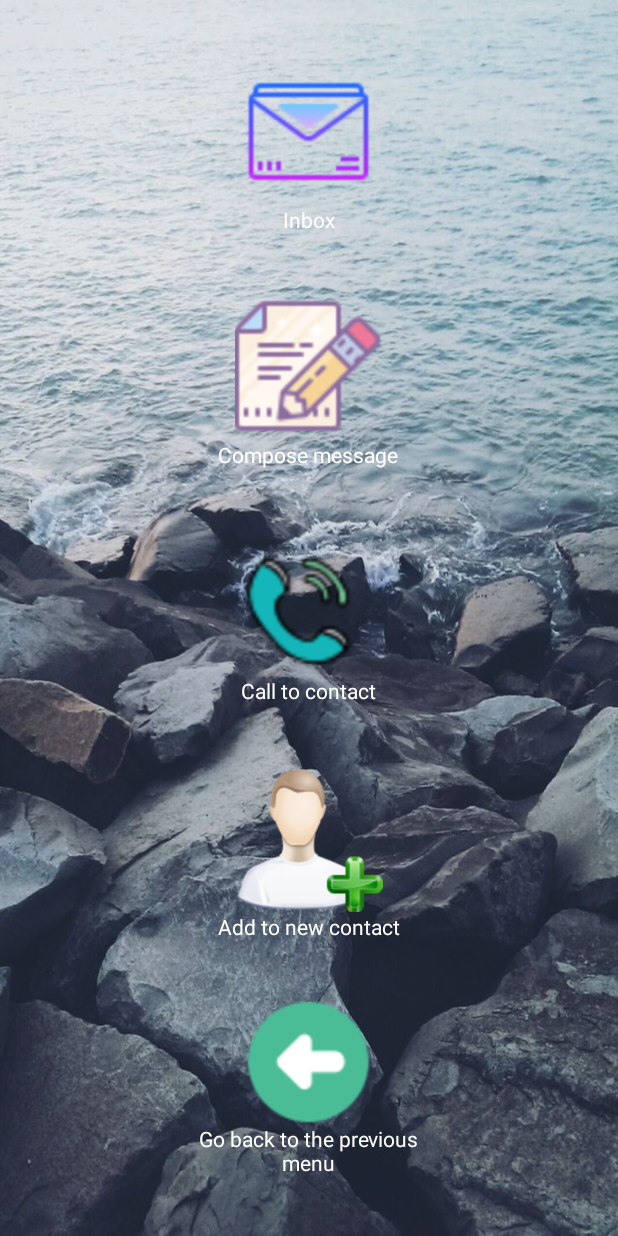
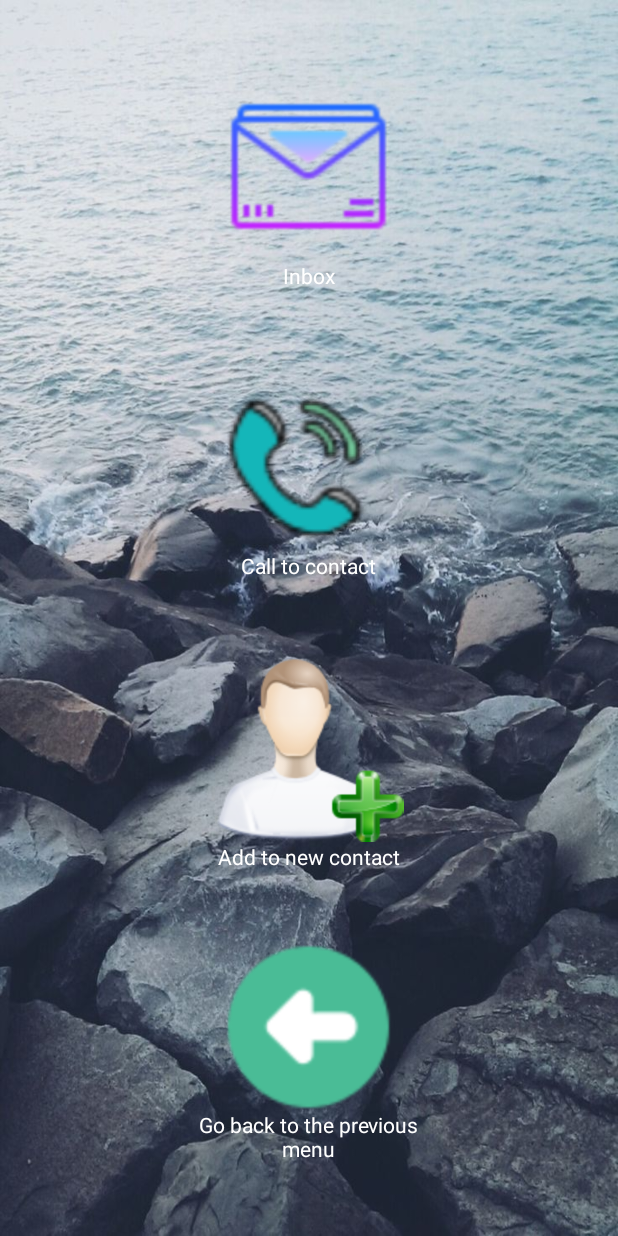
Before and after one commit to ryuzaki69/fblind, an Android app: the MessagesInbox screen opened directly, with no data from a screen before it, on a phone screen of 412 x 824 dp. Run offline under Robolectric (Android 15) with nearby library versions, the phone set to English and light mode, and no system bars.

Commit message:
messageinbox updated

```diff
--- a/app/src/main/java/org/project/harsh/fblind/BlindCommunicatorService.java
+++ b/app/src/main/java/org/project/harsh/fblind/Drishti.java
@@ -22,7 +22,7 @@ import com.android.internal.telephony.*;
 import java.lang.reflect.*;
 import java.util.*;
 
-public class BlindCommunicatorService extends Service implements TextToSpeech.OnInitListener
+public class Drishti extends Service implements TextToSpeech.OnInitListener
 	{
 	private static boolean started = false;
 	private static boolean callInProgress = false;
--- a/app/src/main/java/org/project/harsh/fblind/Main.java
+++ b/app/src/main/java/org/project/harsh/fblind/Main.java
@@ -275,7 +275,7 @@ public class Main extends Activity implements TextToSpeech.OnInitListener
                 }
             }, 2000);
 
-            GlobalVars.startService(BlindCommunicatorService.class);
+            GlobalVars.startService(Drishti.class);
         }
 
     public void onRequestPermissionsResult(int requestCode, @NonNull String[] permissions, @NonNull int[] grantResults) {
@@ -455,7 +455,7 @@ public class Main extends Activity implements TextToSpeech.OnInitListener
 		GlobalVars.musicPlayerPlayingSongIndex = -1;
 		try
 		{
-			GlobalVars.stopService(BlindCommunicatorService.class);
+			GlobalVars.stopService(Drishti.class);
 		}
 		catch(Exception e)
 		{
--- a/app/src/main/res/layout/messagesinbox.xml
+++ b/app/src/main/res/layout/messagesinbox.xml
@@ -42,52 +42,6 @@
                 android:layout_height="wrap_content"
                 android:gravity="center"
                 android:text="@string/layoutMessagesInboxInbox"
-                android:textColor="#FFFFFF" />
-        </LinearLayout>
-
-        <FrameLayout
-            android:layout_width="0px"
-            android:layout_height="fill_parent"
-            android:layout_weight="2" />
-    </LinearLayout>
-
-    <FrameLayout
-        android:layout_width="fill_parent"
-        android:layout_height="0px"
-        android:layout_weight="1" />
-
-    <LinearLayout
-        android:layout_width="fill_parent"
-        android:layout_height="0px"
-        android:layout_gravity="center"
-        android:layout_weight="3">
-
-        <FrameLayout
-            android:layout_width="0px"
-            android:layout_height="fill_parent"
-            android:layout_weight="2" />
-
-        <LinearLayout
-            android:layout_width="0px"
-            android:layout_height="fill_parent"
-            android:layout_gravity="center"
-            android:layout_weight="3"
-            android:gravity="center"
-            android:orientation="vertical">
-
-            <ImageView
-                android:layout_width="fill_parent"
-                android:layout_height="fill_parent"
-                android:layout_weight="1"
-                android:scaleType="fitCenter"
-                android:src="@drawable/messagesnew" />
-
-            <TextView
-                android:id="@+id/messagesreply"
-                android:layout_width="fill_parent"
-                android:layout_height="wrap_content"
-                android:gravity="center"
-                android:text="@string/layoutMessagesInboxReply"
                 android:textColor="#FFFFFF" />
         </LinearLayout>
 
```
Also changed, not shown: app/src/main/java/org/project/harsh/fblind/MessagesInbox.java (+8 -40 lines).
